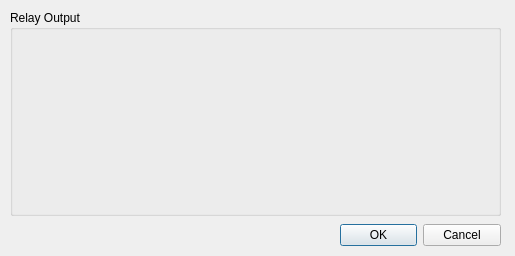
Above: qioexpendsettingdialog.ui from gaopindianzi/relay_control_terminal before the change. Below: the same form after it.
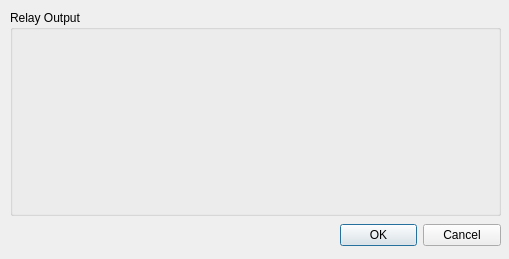
That is the form after the change.

The edit to the form file:
```diff
--- a/qioexpendsettingdialog.ui
+++ b/qioexpendsettingdialog.ui
@@ -6,8 +6,8 @@
    <rect>
     <x>0</x>
     <y>0</y>
-    <width>515</width>
-    <height>256</height>
+    <width>509</width>
+    <height>259</height>
    </rect>
   </property>
   <property name="windowTitle">
```
Left out of the diff: 11 changed lines with no effect on the pictures.
